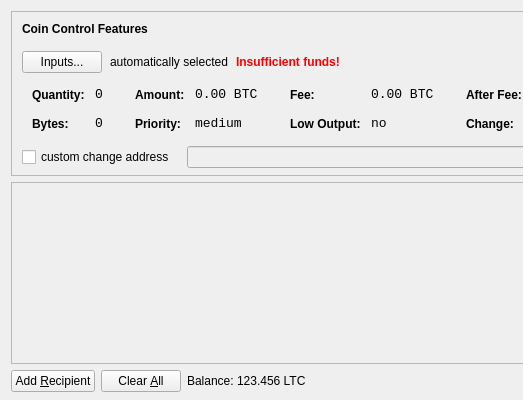
Before: the Qt Designer form src/qt/forms/sendcoinsdialog.ui in invechgroup/Invechcoin, drawn with Qt 5; both pictures show x 0 to 523 and y 0 to 400 of the 850 by 400 pixel window.
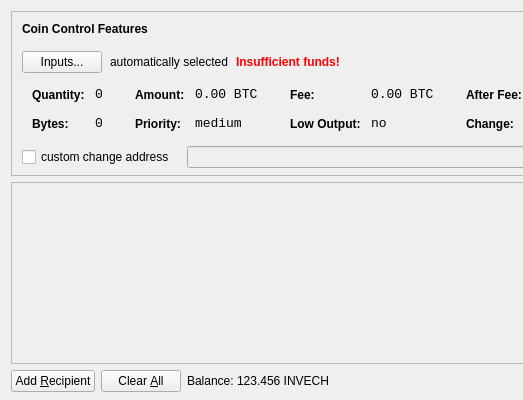
After: the same form once the commit is applied. Icons and pictures are not drawn.

```diff
--- a/src/qt/forms/sendcoinsdialog.ui
+++ b/src/qt/forms/sendcoinsdialog.ui
@@ -720,7 +720,7 @@
           <cursorShape>IBeamCursor</cursorShape>
          </property>
          <property name="text">
-          <string>123.456 LTC</string>
+          <string>123.456 INVECH</string>
          </property>
          <property name="textInteractionFlags">
           <set>Qt::LinksAccessibleByMouse|Qt::TextSelectableByKeyboard|Qt::TextSelectableByMouse</set>
```
